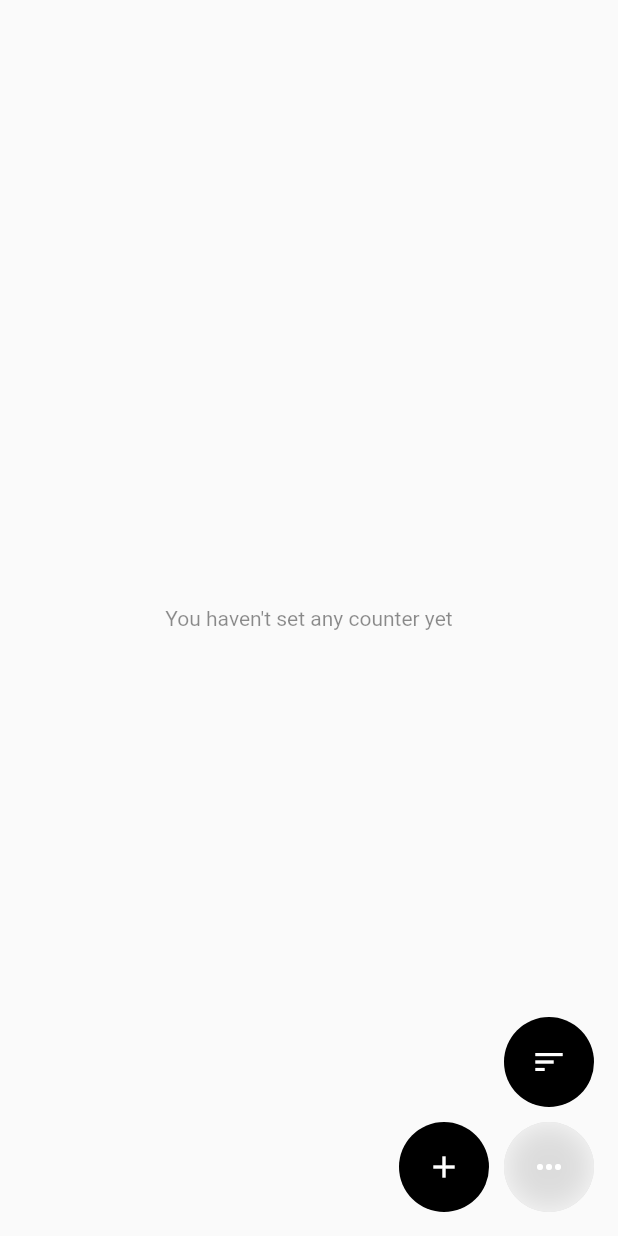
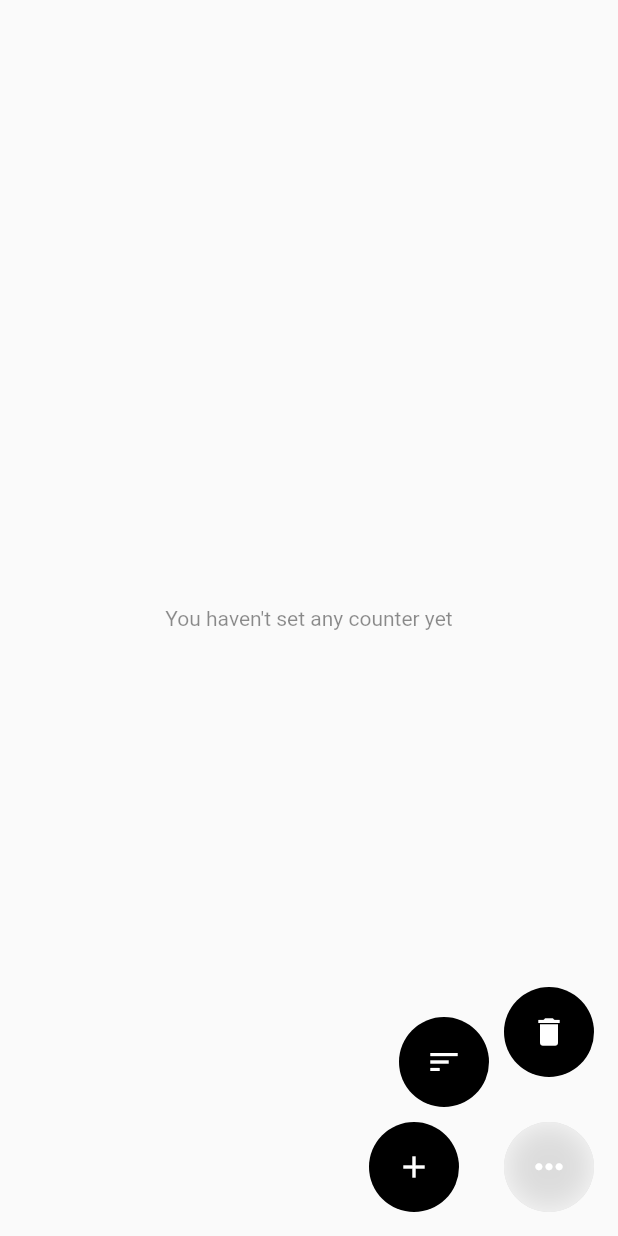
Before and after one commit to kutay-dev/till, a Flutter app: the screen it shows after launch, after a tap on the "keyboard control" icon, after a tap on the "sort" icon, on a phone screen of 412 x 824 dp. Run offline on Flutter 3.47's test engine with Material 2 defaults, Android fonts, the phone set to English and light mode, and no system bars; our stand-ins replace fluttertoast, get_storage, image_picker, percent_indicator.

Commit message:
add animated floating button to delete all counters

```diff
--- a/lib/main.dart
+++ b/lib/main.dart
@@ -280,8 +280,9 @@ class _MainState extends State<Main> {
                               center: const Text(
                                 "100%",
                                 style: TextStyle(
-                                    color: Colors.white,
-                                    fontWeight: FontWeight.bold),
+                                  color: Colors.white,
+                                  fontWeight: FontWeight.bold,
+                                ),
                               ),
                             ),
                           ),
@@ -332,12 +333,41 @@ class _MainState extends State<Main> {
   }
 
   double floatingButtonsPosition = 0;
+  double floatingSortButtonPosition = 0;
   double floatingButtonsOpacity = 0;
 
   void animateFloatingButtons() {
-    floatingButtonsPosition = floatingButtonsPosition == 0 ? 70 : 0;
+    floatingDeleteIconsOpacity = 0;
+    floatingIconsOpacity = 1;
+    floatingButtonsPosition = floatingButtonsPosition == 0 ? 90 : 0;
+    floatingSortButtonPosition = floatingSortButtonPosition == 0 ? 70 : 0;
     floatingButtonsOpacity = floatingButtonsOpacity == 0 ? 1 : 0;
+
     setState(() {});
+  }
+
+  double floatingIconsOpacity = 1;
+  double floatingDeleteIconsOpacity = 0;
+
+  void animateDeleteButtons() async {
+    if (floatingDeleteIconsOpacity == 0) {
+      floatingIconsOpacity = floatingIconsOpacity == 1 ? 0 : 1;
+      setState(() {});
+      await Future.delayed(const Duration(milliseconds: 100));
+      floatingDeleteIconsOpacity = floatingDeleteIconsOpacity == 0 ? 1 : 0;
+      setState(() {});
+    } else {
+      setState(() {});
+      floatingDeleteIconsOpacity = floatingDeleteIconsOpacity == 0 ? 1 : 0;
+      await Future.delayed(const Duration(milliseconds: 100));
+      floatingIconsOpacity = floatingIconsOpacity == 1 ? 0 : 1;
+      setState(() {});
+    }
+  }
+
+  void deleteAllCounters() {
+    counterObj.clear();
+    getCounterCards();
   }
 
   @override
@@ -387,9 +417,72 @@ class _MainState extends State<Main> {
                 ),
                 child: IconButton(
                   color: Colors.white,
-                  icon: const Icon(Icons.add),
+                  icon: Stack(
+                    children: [
+                      AnimatedOpacity(
+                        opacity: floatingIconsOpacity,
+                        duration: const Duration(milliseconds: 100),
+                        child: const Icon(Icons.add),
+                      ),
+                      AnimatedOpacity(
+                        opacity: floatingDeleteIconsOpacity,
+                        duration: const Duration(milliseconds: 100),
+                        child: const Icon(Icons.check),
+                      ),
+                    ],
+                  ),
                   onPressed: () {
-                    showAddCounterSheet();
+                    if (floatingDeleteIconsOpacity == 0) {
+                      showAddCounterSheet();
+                    } else {
+                      deleteAllCounters();
+                      animateFloatingButtons();
+                    }
+                  },
+                ),
+              ),
+            ),
+          ),
+          AnimatedPositioned(
+            bottom: floatingSortButtonPosition,
+            right: floatingSortButtonPosition,
+            duration: const Duration(milliseconds: 150),
+            curve: Curves.ease,
+            child: AnimatedOpacity(
+              curve: Curves.ease,
+              duration: const Duration(milliseconds: 150),
+              opacity: floatingButtonsOpacity,
+              child: Container(
+                width: 60,
+                height: 60,
+                decoration: const BoxDecoration(
+                  color: Colors.black,
+                  borderRadius: BorderRadius.all(
+                    Radius.circular(100),
+                  ),
+                ),
+                child: IconButton(
+                  color: Colors.white,
+                  icon: Stack(
+                    children: [
+                      AnimatedOpacity(
+                        opacity: floatingIconsOpacity,
+                        duration: const Duration(milliseconds: 100),
+                        child: const Icon(Icons.sort),
+                      ),
+                      AnimatedOpacity(
+                        opacity: floatingDeleteIconsOpacity,
+                        duration: const Duration(milliseconds: 100),
+                        child: const Icon(Icons.close),
+                      ),
+                    ],
+                  ),
+                  onPressed: () {
+                    if (floatingDeleteIconsOpacity == 0) {
+                      sortCounters();
+                    } else {
+                      animateDeleteButtons();
+                    }
                   },
                 ),
               ),
@@ -415,9 +508,9 @@ class _MainState extends State<Main> {
                 ),
                 child: IconButton(
                   color: Colors.white,
-                  icon: const Icon(Icons.sort),
+                  icon: const Icon(Icons.delete),
                   onPressed: () {
-                    sortCounters();
+                    animateDeleteButtons();
                   },
                 ),
               ),
@@ -435,7 +528,10 @@ class _MainState extends State<Main> {
                 onPressed: () {
                   animateFloatingButtons();
                 },
-                icon: const Icon(Icons.more_horiz),
+                icon: const Icon(
+                  Icons.more_horiz,
+                  size: 27,
+                ),
               ),
             ),
           ),
@@ -680,7 +776,9 @@ class _CounterCardState extends State<CounterCard> {
                       : Text(
                           "${(100 + perc).toStringAsFixed(0)}%",
                           style: const TextStyle(
-                              color: Colors.white, fontWeight: FontWeight.bold),
+                            color: Colors.white,
+                            fontWeight: FontWeight.bold,
+                          ),
                         )),
                 ),
               ),
```
